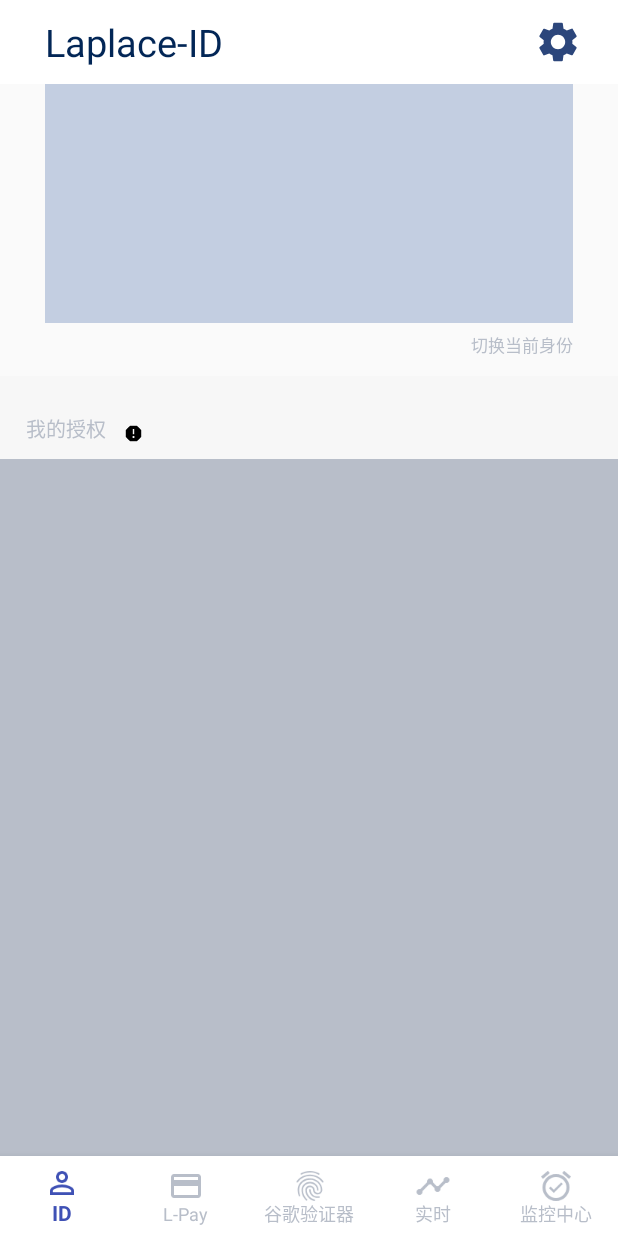
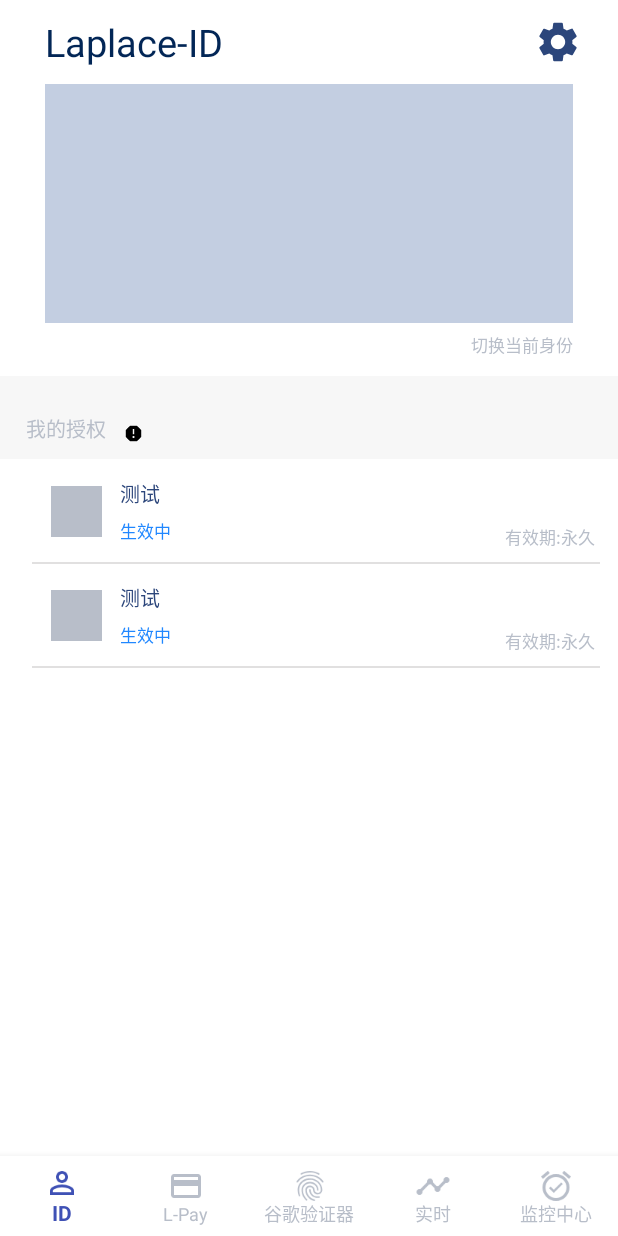
Before and after one commit to LaplaceNetwork/Android, an Android app: the screen it shows after launch (IndexActivity), on a phone screen of 412 x 824 dp. Run offline under Robolectric (Android 15) with nearby library versions, the phone set to English and light mode, and no system bars.

Commit message:
IdetityFragmentAdapter

```diff
--- a/app/src/main/java/com/orangechain/laplace/activity/identity/IdentityFragment.java
+++ b/app/src/main/java/com/orangechain/laplace/activity/identity/IdentityFragment.java
@@ -2,19 +2,40 @@ package com.orangechain.laplace.activity.identity;
 
 import android.support.v4.app.Fragment;
 import android.view.View;
+import android.widget.ListView;
+
 import com.orangechain.laplace.R;
+import com.orangechain.laplace.activity.identity.adapter.IdetityFragmentAdapter;
+import com.orangechain.laplace.activity.identity.bean.IdentityFragmentBean;
 import com.orangechain.laplace.base.BaseFragment;
+import com.orangechain.laplace.base.basehelper.MyApplication;
+
+import java.util.ArrayList;
+import java.util.List;
 
 /**
  * A simple {@link Fragment} subclass.
  */
 public class IdentityFragment extends BaseFragment {
 
+    //创建数据源
+    private List<IdentityFragmentBean> beanlist = new ArrayList<IdentityFragmentBean>();
+
     @Override
     public void initWithView(View view) {
 
 
+        beanlist.clear();
 
+        IdentityFragmentBean identityFragmentBean0 = new IdentityFragmentBean("whdaius","doahsoidha","sdasdas","sdasdasda");
+        IdentityFragmentBean identityFragmentBean1 = new IdentityFragmentBean("adsda","23eweqweq","ewrwereqw","likfhiowe");
+
+        beanlist.add(identityFragmentBean0);
+        beanlist.add(identityFragmentBean1);
+
+        IdetityFragmentAdapter idetityFragmentAdapter = new IdetityFragmentAdapter(getActivity(),R.layout.identity_fragment_item,beanlist);
+        ListView listView = view.findViewById(R.id.idcard_listview);
+        listView.setAdapter(idetityFragmentAdapter);
 
 
     }
--- /dev/null
+++ b/app/src/main/java/com/orangechain/laplace/activity/identity/adapter/IdetityFragmentAdapter.java
@@ -0,0 +1,51 @@
+package com.orangechain.laplace.activity.identity.adapter;
+
+import android.content.Context;
+import android.view.LayoutInflater;
+import android.view.View;
+import android.view.ViewGroup;
+import android.widget.ArrayAdapter;
+import android.widget.ImageView;
+import android.widget.TextView;
+
+import com.orangechain.laplace.R;
+import com.orangechain.laplace.activity.identity.IdentityFragment;
+import com.orangechain.laplace.activity.identity.bean.IdentityFragmentBean;
+
+import java.util.List;
+
+public class IdetityFragmentAdapter extends ArrayAdapter {
+
+
+    private int resourceId;
+
+    public IdetityFragmentAdapter(Context context, int resource, List<IdentityFragmentBean> objects) {
+
+        super(context, resource, objects);
+
+        this.resourceId = resource;//记录ID
+
+    }
+
+    @Override
+    public View getView(int position, View convertView, ViewGroup parent) {
+
+        //获取view
+        IdentityFragmentBean identityFragmentBean = (IdentityFragmentBean)getItem(position);
+
+        View view = LayoutInflater.from(getContext()).inflate(resourceId,parent,false);
+        ImageView image = view.findViewById(R.id.identity_item_image_imageview);
+        TextView name = view.findViewById(R.id.identity_item_name_textview);
+        TextView timeliness = view.findViewById(R.id.identity_item_timeliness_textview);
+        TextView time = view.findViewById(R.id.identity_item_time_textview);
+
+        name.setText("测试");
+        timeliness.setText("生效中");
+        time.setText("有效期:永久");
+
+        return view;
+    }
+
+
+
+}
--- a/app/src/main/res/layout/fragment_identity.xml
+++ b/app/src/main/res/layout/fragment_identity.xml
@@ -3,6 +3,7 @@
     xmlns:tools="http://schemas.android.com/tools"
     android:layout_width="match_parent"
     android:layout_height="match_parent"
+    android:background="@color/colorWhite"
     tools:context=".activity.identity.IdentityFragment">
 
 
@@ -60,11 +61,8 @@
     <ListView android:id="@+id/idcard_listview"
         android:layout_width="match_parent"
         android:layout_height="match_parent"
-        android:background="@color/colorGray"
+        android:divider="#00000000"
         android:layout_below="@id/idcard_center_backview"
-
-
-
         />
 
 </RelativeLayout>
--- /dev/null
+++ b/app/src/main/res/layout/identity_fragment_item.xml
@@ -0,0 +1,64 @@
+<?xml version="1.0" encoding="utf-8"?>
+<RelativeLayout xmlns:android="http://schemas.android.com/apk/res/android"
+    android:layout_width="match_parent"
+    android:layout_height="match_parent">
+
+
+    <ImageView android:id="@+id/identity_item_image_imageview"
+        android:layout_width="34dp"
+        android:layout_height="34dp"
+        android:layout_marginLeft="34dp"
+        android:layout_marginTop="18dp"
+        android:layout_marginBottom="18dp"
+        android:background="@color/colorGray" />
+
+    <LinearLayout
+        android:layout_width="wrap_content"
+        android:layout_height="wrap_content"
+        android:layout_centerVertical="true"
+        android:layout_marginLeft="12dp"
+        android:layout_toRightOf="@id/identity_item_image_imageview"
+        android:orientation="vertical"
+        >
+
+        <TextView
+            android:id="@+id/identity_item_name_textview"
+            android:layout_width="wrap_content"
+            android:layout_height="wrap_content"
+            android:textColor="@color/color2C467B"
+            android:textSize="@dimen/text_size_13" />
+
+        <TextView
+            android:id="@+id/identity_item_timeliness_textview"
+            android:layout_width="wrap_content"
+            android:layout_height="wrap_content"
+            android:layout_marginTop="6dp"
+            android:gravity="center"
+            android:textColor="@color/color2087FF"
+            android:textSize="@dimen/text_size_11" />
+
+    </LinearLayout>
+
+    <TextView
+        android:id="@+id/identity_item_time_textview"
+        android:layout_width="wrap_content"
+        android:layout_height="wrap_content"
+        android:layout_alignParentRight="true"
+        android:layout_alignParentBottom="true"
+        android:layout_marginRight="15dp"
+        android:paddingBottom="9dp"
+        android:text="sssssssssssssss"
+        android:textColor="@color/colorB8BEC9"
+        android:textSize="@dimen/text_size_11"
+        />
+
+    <TextView
+        android:id="@+id/identity_item_line_textview"
+        android:layout_width="match_parent"
+        android:layout_height="@dimen/line_size_common"
+        android:layout_alignParentBottom="true"
+        android:layout_marginLeft="21dp"
+        android:layout_marginRight="12dp"
+        android:background="@color/colorE1E0E0" />
+
+</RelativeLayout>
--- a/app/src/main/res/values/colors.xml
+++ b/app/src/main/res/values/colors.xml
@@ -19,6 +19,8 @@
     <color name="color2C467B">#2C467B</color>
     <color name="colorC3CEE1">#C3CEE1</color>
     <color name="colorF7F7F7">#F7F7F7</color>
+    <color name="color2087FF">#2087FF</color>
+    <color name="colorE1E0E0">#E1E0E0</color>
 
 
 
```
